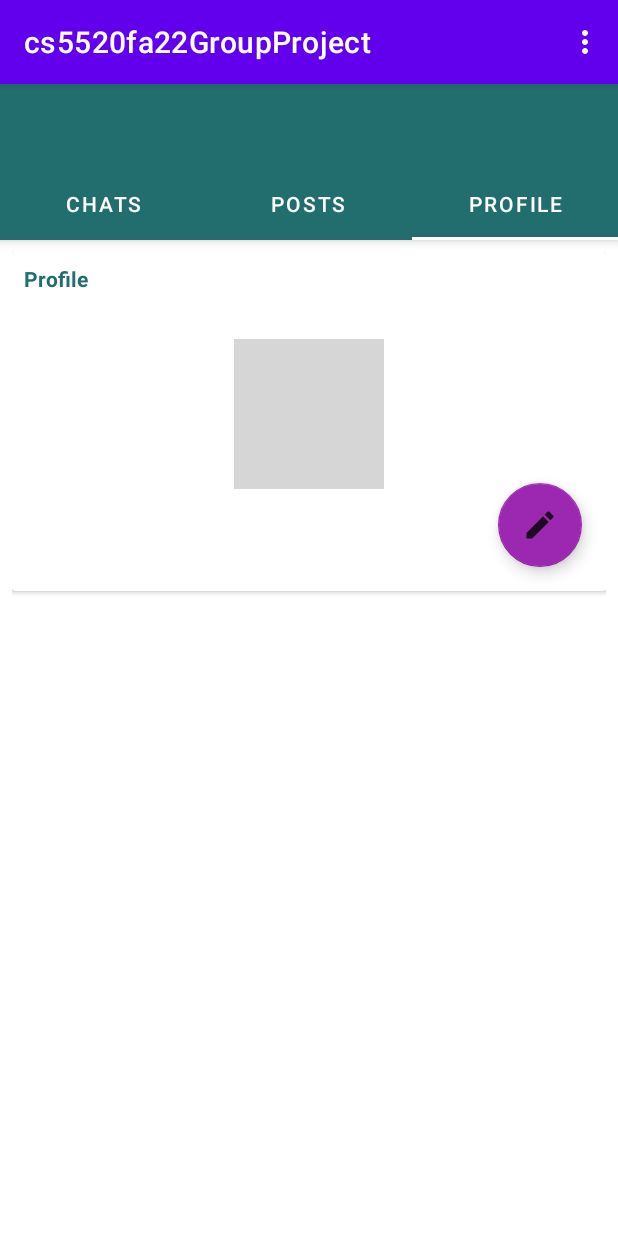
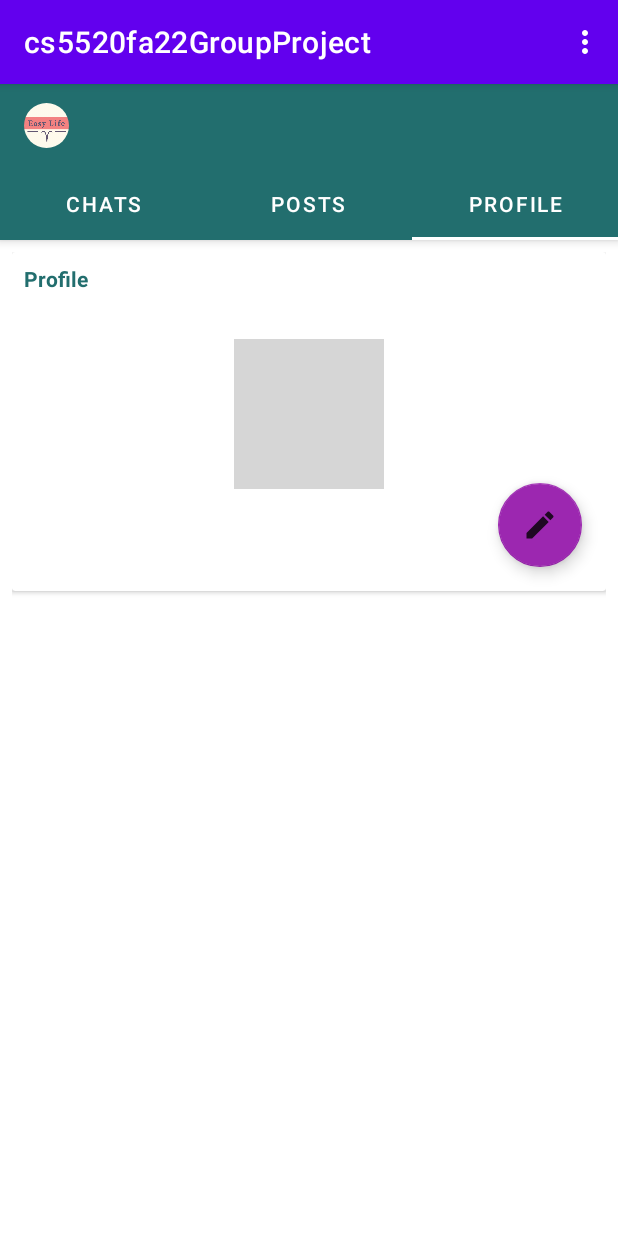
Before and after one commit to Wenqiang-Hu/cs5200fa22GroupProject, an Android app: the EasyLifeMainActivity screen opened directly, with no data from a screen before it, tab 3 chosen, on a phone screen of 412 x 824 dp. Run offline under Robolectric (Android 15) with nearby library versions, the phone set to English and light mode, and no system bars; our stand-ins replace CircleImageView, Firebase (no records; nobody signed in at launch, a user with empty details on screens opened directly); pictures from the network do not load; grey boxes are pictures that could not be loaded.

Commit message:
add image to action bar/toolbar

```diff
--- a/app/src/main/res/layout/activity_easy_life_main.xml
+++ b/app/src/main/res/layout/activity_easy_life_main.xml
@@ -22,6 +22,7 @@
             <de.hdodenhof.circleimageview.CircleImageView
                 android:layout_width="30dp"
                 android:layout_height="30dp"
+                android:src="@drawable/easylife_actionbar"
                 android:id="@+id/profile_image"/>
 
             <TextView
```
Also changed, not shown: app/src/main/res/drawable/easylife_actionbar.png (added).
